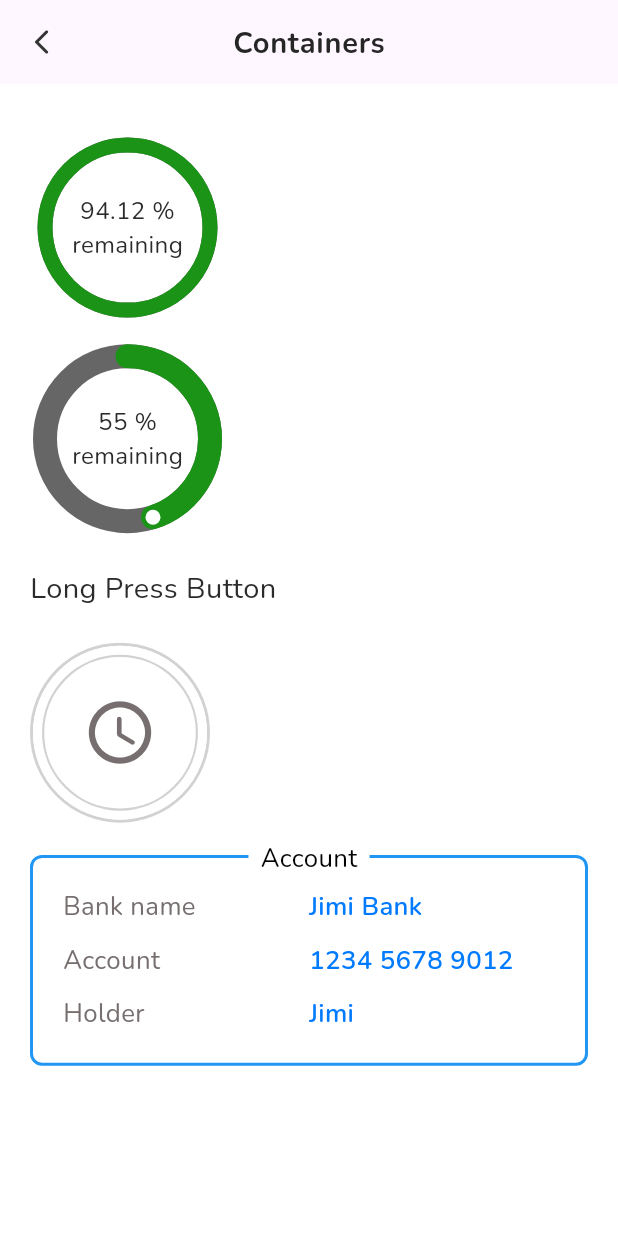
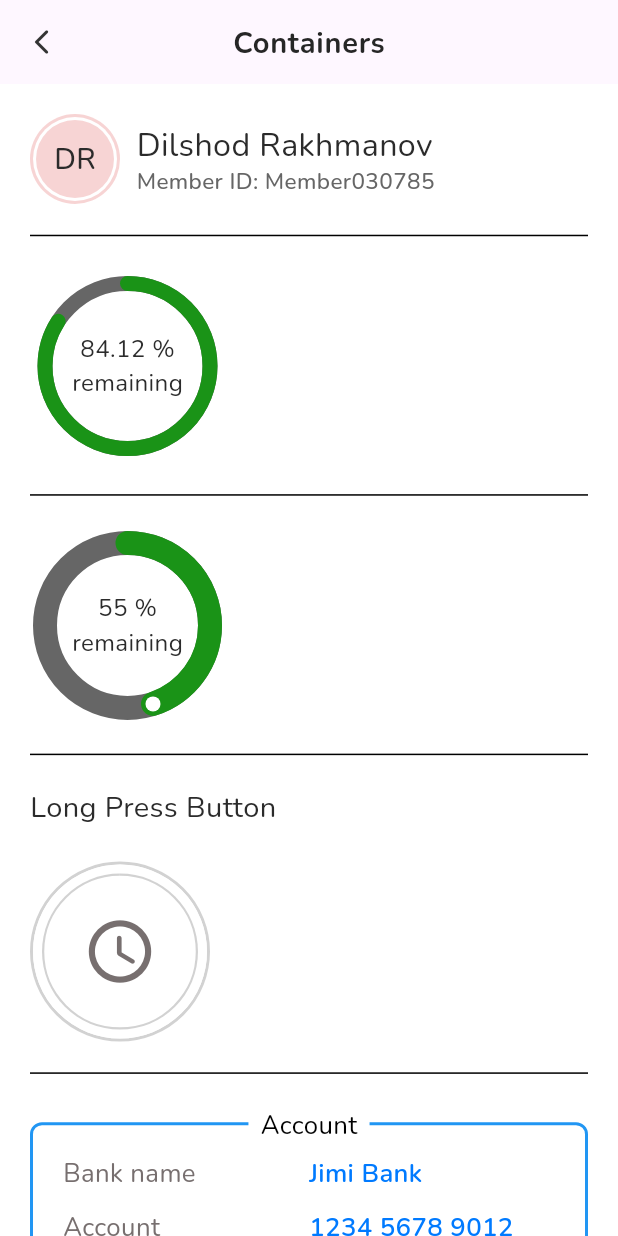
Before and after one commit to helium390/fl_my_awesome, a Flutter app: the screen it shows after launch, after a tap on "Containers", on a phone screen of 412 x 824 dp. Run offline on Flutter 3.47's test engine with Material 3 defaults, Android fonts, the light colour scheme and no system bars; our stand-ins replace flutter_screenutil, flutter_svg, fluttertoast, get, get_storage, google_fonts and 3 more.

Commit message:
Some containers added.

```diff
--- a/lib/core/utils/app_colors.dart
+++ b/lib/core/utils/app_colors.dart
@@ -20,6 +20,7 @@ class AppColor {
   static const black6 = Color(0xFFD2D2D2);
 
   static const red1 = Color(0xFFC20E11);
+  static const red2 = Color(0xFFF7D4D4);
 
   static const yellow1 = Color(0xFFF4D44E);
 
@@ -29,6 +30,11 @@ class AppColor {
 
   static const blue1 = Color(0xFF007AFF);
   static const blue2 = Color(0xFF0B1CB2);
+  static const blue3 = Color(0xFF005DCE);
+  static const blue4 = Color(0xFFC1DEFF);
+  static const blue5 = Color(0xFF0678F1);
+  static const blue8 = Color(0xFF281E39);
+  static const blue9 = Color(0xFF0330C0);
 
   static const greyBg = Color(0xFFF5F5F5);
   static const mainColor = Color(0xFF222222);
--- a/lib/core/utils/app_styles.dart
+++ b/lib/core/utils/app_styles.dart
@@ -4,11 +4,30 @@ import 'package:flutter_screenutil/flutter_screenutil.dart';
 import 'app_colors.dart';
 
 class AppStyles {
+  /// Text 12 sp ---------------------------------------------------------------
+  static TextStyle text12sp300white = TextStyle(
+    fontWeight: FontWeight.w400,
+    fontSize: 12.sp,
+    color: AppColor.white,
+  );
+
   /// Text 13 sp ---------------------------------------------------------------
+  static TextStyle text13sp400white = TextStyle(
+    fontWeight: FontWeight.w400,
+    fontSize: 13.sp,
+    color: AppColor.white,
+  );
+
   static TextStyle text13sp400black2 = TextStyle(
     fontWeight: FontWeight.w400,
     fontSize: 13.sp,
     color: AppColor.black2,
+  );
+
+  static TextStyle text13sp600blue3 = TextStyle(
+    fontWeight: FontWeight.w600,
+    fontSize: 13.sp,
+    color: AppColor.blue3,
   );
 
   /// Text 14 sp ---------------------------------------------------------------
@@ -72,6 +91,13 @@ class AppStyles {
     fontWeight: FontWeight.w400,
     fontSize: 15.sp,
     color: AppColor.blue1,
+  );
+
+  static TextStyle text14sp500grey1h1 = TextStyle(
+      fontWeight: FontWeight.w500,
+      fontSize: 14.sp,
+      color: AppColor.grey1,
+      height: 1.1,
   );
 
   /// Text 16 sp ---------------------------------------------------------------
@@ -179,6 +205,12 @@ class AppStyles {
     color: AppColor.black3,
   );
 
+  static TextStyle text20sp400black1 = TextStyle(
+    fontWeight: FontWeight.w400,
+    fontSize: 20.sp,
+    color: AppColor.black1,
+  );
+
   /// Text 22 sp ----------------------------------------------------------------
   static TextStyle text22sp700white = TextStyle(
     fontWeight: FontWeight.w700,
@@ -193,12 +225,6 @@ class AppStyles {
   );
 
   /// Text 24 sp ----------------------------------------------------------------
-  static TextStyle text24sp400black1 = TextStyle(
-    fontWeight: FontWeight.w400,
-    fontSize: 24.sp,
-    color: AppColor.black1,
-  );
-
   static TextStyle text24sp500black1 = TextStyle(
     fontWeight: FontWeight.w500,
     fontSize: 24.sp,
@@ -223,4 +249,10 @@ class AppStyles {
     color: AppColor.black1,
   );
 
+  /// Text 32 sp ----------------------------------------------------------------
+  static TextStyle text32sp600white = TextStyle(
+    fontWeight: FontWeight.w600,
+    fontSize: 32.sp,
+    color: AppColor.white,
+  );
 }
--- a/lib/presentation/pages/containers/containers_page.dart
+++ b/lib/presentation/pages/containers/containers_page.dart
@@ -7,6 +7,7 @@ import '../../../core/services/toast_service.dart';
 import '../../../core/utils/app_colors.dart';
 import '../../../core/utils/app_styles.dart';
 import '../../widgets/circle_progress.dart';
+import '../../widgets/dividers.dart';
 import '../../widgets/loading_button.dart';
 import 'containers_controller.dart';
 
@@ -30,16 +31,72 @@ class ContainersPage extends StatelessWidget {
             title: Text('Containers'),
             centerTitle: true,
           ),
-            body: SingleChildScrollView(
+          body: SafeArea(
+            child: SingleChildScrollView(
               child: Padding(
                 padding: const EdgeInsets.all(20.0),
                 child: Column(
                   crossAxisAlignment: CrossAxisAlignment.start,
                   children: [
-                    10.ph,
+                    Row(
+                      children: [
+                        SizedBox(
+                          width: 60,
+                          child: CircleAvatar(
+                            minRadius: 30,
+                            backgroundColor: AppColor.red2,
+                            child: CircleAvatar(
+                              minRadius: 28,
+                              backgroundColor: AppColor.white,
+                              child: CircleAvatar(
+                                minRadius: 26,
+                                backgroundColor: AppColor.red2,
+                                child: Text(
+                                  'DR',
+                                  style: AppStyles.text18sp500black1,
+                                ),
+                              ),
+                            ),
+                          ),
+                        ),
+                        10.pw,
+                        Expanded(
+                          child: Column(
+                            crossAxisAlignment: CrossAxisAlignment.start,
+                            children: [
+                              Text(
+                                'Dilshod Rakhmanov',
+                                maxLines: 1,
+                                overflow: TextOverflow.ellipsis,
+                                style: AppStyles.text20sp400black1,
+                              ),
+                              Row(
+                                children: [
+                                  Text(
+                                    'Member ID',
+                                    style: AppStyles.text14sp500grey1h1,
+                                  ),
+                                  Expanded(
+                                    child: Text(
+                                      ': Member030785',
+                                      style: AppStyles.text14sp500grey1h1,
+                                      maxLines: 1,
+                                      overflow: TextOverflow.ellipsis,
+                                    ),
+                                  ),
+                                ],
+                              ),
+                            ],
+                          ),
+                        ),
+                      ],
+                    ),
+                    20.ph,
+                    Dividers.divider0h1tBlack(),
+                    20.ph,
                     CustomPaint(
                       painter: CircleProgress(
-                        currentProgress: 100,
+                        currentProgress: 84.12,
                         color: AppColor.green1,
                         bgColor: AppColor.grey1,
                         strokeWidth: 10,
@@ -53,18 +110,20 @@ class ContainersPage extends StatelessWidget {
                           mainAxisAlignment: MainAxisAlignment.center,
                           children: [
                             Text(
-                              '94.12 %',
+                              '84.12 %',
                               style: AppStyles.text15sp400black1,
                             ),
                             Text(
-                              'remaining'.tr,
+                              'remaining',
                               style: AppStyles.text15sp400black1,
                             ),
                           ],
                         ),
                       ),
                     ),
-                    10.ph,
+                    20.ph,
+                    Dividers.divider0h1tBlack(),
+                    20.ph,
                     CustomPaint(
                       painter: CircleProgress(
                         currentProgress: 45,
@@ -85,13 +144,15 @@ class ContainersPage extends StatelessWidget {
                               style: AppStyles.text15sp400black1,
                             ),
                             Text(
-                              'remaining'.tr,
+                              'remaining',
                               style: AppStyles.text15sp400black1,
                             ),
                           ],
                         ),
                       ),
                     ),
+                    20.ph,
+                    Dividers.divider0h1tBlack(),
                     20.ph,
                     Text(
                       'Long Press Button',
@@ -104,6 +165,8 @@ class ContainersPage extends StatelessWidget {
                       },
                     ),
                     20.ph,
+                    Dividers.divider0h1tBlack(),
+                    30.ph,
                     Stack(
                       clipBehavior: Clip.none,
                       children: [
@@ -195,7 +258,9 @@ class ContainersPage extends StatelessWidget {
                   ],
                 ),
               ),
-            ));
+            ),
+          ),
+        );
       },
     );
   }
--- a/lib/presentation/pages/home/home_page.dart
+++ b/lib/presentation/pages/home/home_page.dart
@@ -5,6 +5,7 @@ import 'package:get/get.dart';
 
 import '../../widgets/custom_button.dart';
 import '../buttons/buttons_page.dart';
+import '../containers/card_containers_page.dart';
 import '../containers/containers_page.dart';
 import '../passwords/password_page.dart';
 import '../test/test_page.dart';
@@ -65,6 +66,13 @@ class HomePage extends StatelessWidget {
                         Get.to(() => ContainersPage());
                       },
                     ),
+                    20.ph,
+                    CustomButton(
+                      text: 'Card Containers',
+                      onPress: () {
+                        Get.to(() => CardContainersPage());
+                      },
+                    ),
                   ],
                 ),
               ),
--- a/lib/presentation/widgets/custom_button.dart
+++ b/lib/presentation/widgets/custom_button.dart
@@ -32,9 +32,17 @@ class CustomButton extends StatelessWidget {
   /// default style: [AppStyles.text14sp600white]
   final TextStyle? textStyle;
 
+  /// pressed/focused/hovered
+  final Color? overlayColor;
+
+  /// if child widget is provided, other parameters like text,
+  /// textStyle, prefix, suffix will be ignored
+  final Widget? childWidget;
+
   final bool isActive;
   final bool isMatchParent;
   final Color shadowColor;
+  final Color inActiveShadowColor;
   final double elevation;
   final Widget? prefix;
   final Widget? suffix;
@@ -55,9 +63,12 @@ class CustomButton extends StatelessWidget {
     this.isActive = true,
     this.isMatchParent = true,
     this.shadowColor = AppColor.blue1,
+    this.overlayColor,
+    this.inActiveShadowColor = AppColor.black6,
     this.elevation = 0,
     this.prefix,
     this.suffix,
+    this.childWidget,
     required this.onPress,
   });
 
@@ -65,7 +76,8 @@ class CustomButton extends StatelessWidget {
   Widget build(BuildContext context) {
     return OutlinedButton(
       style: OutlinedButton.styleFrom(
-        shadowColor: shadowColor,
+        shadowColor: isActive ? shadowColor : inActiveShadowColor,
+        overlayColor: overlayColor,
         elevation: elevation,
         minimumSize: isMatchParent ? const Size(double.infinity, 1) : Size.zero,
         backgroundColor: isActive ? bgColor : inActiveBgColor,
@@ -82,7 +94,8 @@ class CustomButton extends StatelessWidget {
         ),
       ),
       onPressed: isActive ? onPress : null,
-      child: FittedBox(
+      child: childWidget ??
+          FittedBox(
             child: Row(
               children: [
                 (prefix != null) ? prefix! : SizedBox(),
--- a/lib/presentation/widgets/custom_text_field.dart
+++ b/lib/presentation/widgets/custom_text_field.dart
@@ -11,6 +11,7 @@ class CustomTextField extends StatefulWidget {
   final FocusNode? focusNode;
   final String? title;
   final TextStyle? titleStyle;
+  final double height;
   final double titleBottomPadding;
 
   final String hintText;
@@ -52,6 +53,7 @@ class CustomTextField extends StatefulWidget {
     this.bgColor = AppColor.greyBg,
     this.bgValueColor = AppColor.white,
     this.title,
+    this.height = 50,
     this.titleBottomPadding = 10,
     this.errorText,
     this.errorStyle,
@@ -109,7 +111,7 @@ class _CustomTextFieldState extends State<CustomTextField> {
           ),
         ),
         SizedBox(
-          height: 50,
+          height: widget.height,
           child: TextField(
             focusNode: widget.focusNode,
             readOnly: widget.readOnly,
--- a/lib/presentation/widgets/dividers.dart
+++ b/lib/presentation/widgets/dividers.dart
@@ -11,6 +11,14 @@ class Dividers {
     );
   }
 
+  static divider0h1tBlack() {
+    return Divider(
+      height: 0,
+      color: AppColor.black,
+      thickness: 1,
+    );
+  }
+
   static divider0h05t01red() {
     return Divider(
       height: 0,
--- a/pubspec.yaml
+++ b/pubspec.yaml
@@ -49,7 +49,7 @@ flutter:
     - assets/images/
     - assets/icons/
     - assets/lotties/
-    - assets/html/
-    - assets/texts/
+#    - assets/html/
+#    - assets/texts/
 
   uses-material-design: true
```
Also changed, not shown: lib/presentation/pages/buttons/buttons_page.dart (+29 -1 lines), lib/presentation/pages/containers/card_containers_page.dart (added, +292 -0 lines), lib/presentation/widgets/stackable_containers.dart (added, +218 -0 lines), pubspec.lock, 2 other files. Lines whose indentation alone changed are shown as unchanged.
